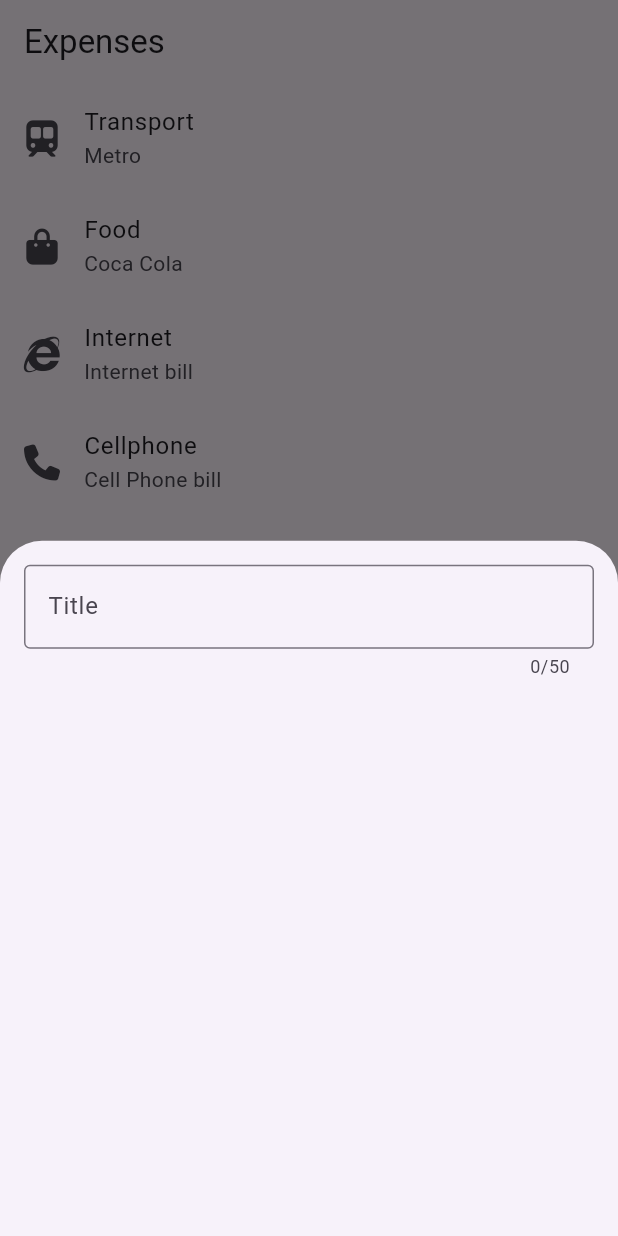
After one commit to IlyasMukatdisov/expense_tracker, a Flutter app: the screen it shows after launch, after a tap on the "add" icon, on a phone screen of 412 x 824 dp. The commit adds this screen. Run offline on Flutter 3.47's test engine with Material 2 defaults, Android fonts, the phone set to English and light mode, and no system bars; our stand-ins replace font_awesome_flutter.

Commit message:
created expense screen and logic

```diff
--- a/lib/core/utils/utils.dart
+++ b/lib/core/utils/utils.dart
@@ -1,15 +1,17 @@
+import 'dart:async';
+
 import 'package:flutter/material.dart';
 import 'package:uuid/uuid.dart';
 
 const Uuid uuid = Uuid();
 
 extension StringExtension on String {
-    String capitalize() {
-      return "${this[0].toUpperCase()}${substring(1).toLowerCase()}";
-    }
+  String capitalize() {
+    return "${this[0].toUpperCase()}${substring(1).toLowerCase()}";
+  }
 }
 
-extension JsonSerialization on IconData{
+extension JsonSerialization on IconData {
   Map<String, dynamic> toMap() {
     return <String, dynamic>{
       'codePoint': codePoint,
@@ -22,9 +24,25 @@ extension JsonSerialization on IconData{
   fromMap(Map<String, dynamic> map) {
     return IconData(
       map['codePoint'] as int,
-      fontFamily: map['fontFamily'] != null ? map['fontFamily'] as String : null,
-      fontPackage: map['fontPackage'] != null ? map['fontPackage'] as String : null,
+      fontFamily:
+          map['fontFamily'] != null ? map['fontFamily'] as String : null,
+      fontPackage:
+          map['fontPackage'] != null ? map['fontPackage'] as String : null,
       matchTextDirection: map['matchTextDirection'] as bool,
     );
   }
 }
+
+class Debouncer {
+  final int milliseconds;
+  Timer? _timer;
+
+  Debouncer({required this.milliseconds});
+
+  run(VoidCallback action) {
+    if (null != _timer) {
+      _timer!.cancel();
+    }
+    _timer = Timer(Duration(milliseconds: milliseconds), action);
+  }
+}
--- a/lib/features/expense/presentation/pages/expense_page.dart
+++ b/lib/features/expense/presentation/pages/expense_page.dart
@@ -1,5 +1,6 @@
 import 'package:expense_tracker/features/expense/domain/entity/expense.dart';
 import 'package:expense_tracker/features/expense/presentation/widgets/expense_list.dart';
+import 'package:expense_tracker/features/expense/presentation/widgets/new_expense.dart';
 import 'package:flutter/material.dart';
 import 'package:font_awesome_flutter/font_awesome_flutter.dart';
 
@@ -49,10 +50,26 @@ class _ExpensePageState extends State<ExpensePage> {
     ),
   ];
 
+  void _openAddExpenseOverlay() {
+    showModalBottomSheet(
+      context: context,
+      builder: (ctx) {
+        return const NewExpense();
+      },
+    );
+  }
+
   @override
   Widget build(BuildContext contexts) {
     return Scaffold(
+      appBar: AppBar(
+        title: const Text('Expenses'),
+      ),
       body: ExpenseList(expenses: _expenses),
+      floatingActionButton: FloatingActionButton(
+        onPressed: _openAddExpenseOverlay,
+        child: const Icon(Icons.add),
+      ),
     );
   }
 }
--- /dev/null
+++ b/lib/features/expense/presentation/widgets/new_expense.dart
@@ -0,0 +1,60 @@
+import 'dart:async';
+
+import 'package:expense_tracker/core/utils/utils.dart';
+import 'package:flutter/material.dart';
+
+class NewExpense extends StatefulWidget {
+  const NewExpense({super.key});
+
+  @override
+  State<NewExpense> createState() => _NewExpenseState();
+}
+
+class _NewExpenseState extends State<NewExpense> {
+
+  late TextEditingController _titleController;
+
+  final _debouncer = Debouncer(milliseconds: 1000);
+
+  @override
+  initState() {
+    _titleController = TextEditingController();
+    _titleController.addListener(
+      () {
+        _debouncer.run(
+          () {
+            debugPrint(
+              _titleController.text,
+            );
+          },
+        );
+      },
+    );
+    super.initState();
+  }
+
+  @override
+  dispose() {
+    _titleController.dispose();
+    super.dispose();
+  }
+
+  @override
+  Widget build(BuildContext context) {
+    return Padding(
+      padding: const EdgeInsets.all(16.0),
+      child: Column(
+        children: [
+          TextField(
+            maxLength: 50,
+            controller: _titleController,
+            decoration: const InputDecoration(
+              labelText: 'Title',
+              border: OutlineInputBorder(),
+            ),
+          ),
+        ],
+      ),
+    );
+  }
+}
--- a/lib/main.dart
+++ b/lib/main.dart
@@ -14,6 +14,7 @@ class MyApp extends StatelessWidget {
       title: 'Flutter Demo',
       theme: ThemeData(
         primarySwatch: Colors.blue,
+        useMaterial3: true,
       ),
       home: const ExpensePage(),
     );
```
